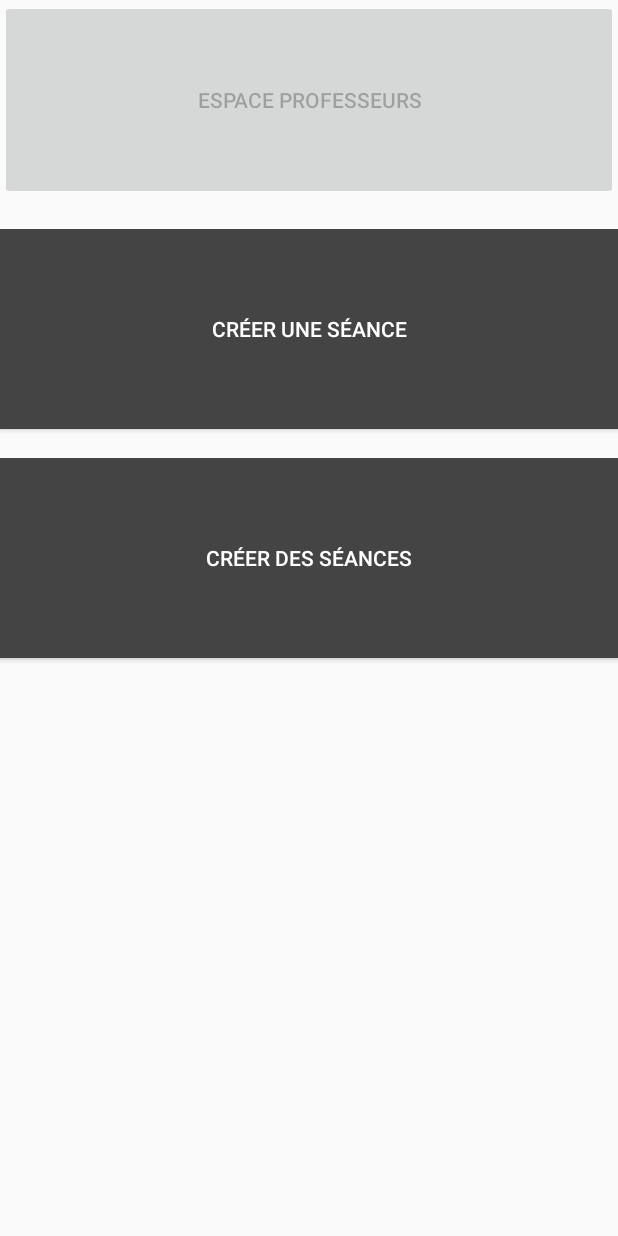
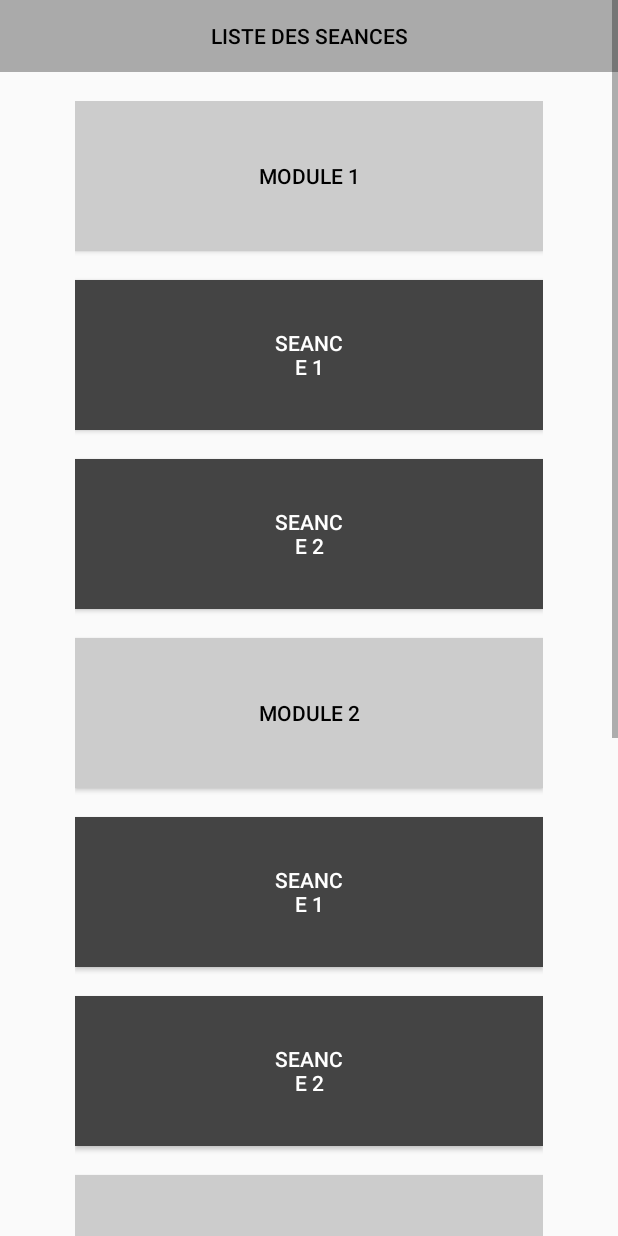
Before and after one commit to sim-fpt-usmba/E_Learning, an Android app: the ProfModuleActivity screen opened directly, with no data from a screen before it, on a phone screen of 412 x 824 dp. Run offline under Robolectric (Android 15) with nearby library versions, the phone set to English and light mode, and no system bars.

Commit message:
Correcting ProfModuleActivity

```diff
--- /dev/null
+++ b/app/src/main/java/ma/ac/usmba/fpt/e_learning/Controller/SemestreController.java
@@ -0,0 +1,34 @@
+package ma.ac.usmba.fpt.e_learning.Controller;
+
+import java.util.ArrayList;
+
+import ma.ac.usmba.fpt.e_learning.Model.Module;
+import ma.ac.usmba.fpt.e_learning.Model.Seance;
+import ma.ac.usmba.fpt.e_learning.Model.Semestre;
+
+public class SemestreController {
+    public static ArrayList<Semestre> setModules (){
+        ArrayList<Semestre> semesters=new ArrayList<Semestre>();
+        semesters.add(new Semestre("Semestre 4"));
+        semesters.add(new Semestre("Semestre 6"));
+        Module m1=new Module("Module 1");
+        Module m2=new Module("Module 2");
+        Module m3=new Module("Module 3");
+        Module m4=new Module("Module 3");
+        Module m5=new Module("Module 5");
+        Module m6=new Module("Module 6");
+        m1.add_seance(new Seance("Seance 1"));
+        m1.add_seance(new Seance("Seance 2"));
+        m2.add_seance(new Seance("Seance 1"));
+        m2.add_seance(new Seance("Seance 2"));
+        m3.add_seance(new Seance("Seance 1"));
+        m3.add_seance(new Seance("Seance 2"));
+        semesters.get(0).add_module(m1);
+        semesters.get(0).add_module(m2);
+        semesters.get(1).add_module(m3);
+        semesters.get(1).add_module(m4);
+        semesters.get(1).add_module(m5);
+        semesters.get(1).add_module(m6);
+        return semesters;
+    }
+}
--- a/app/src/main/java/ma/ac/usmba/fpt/e_learning/EtudiantSemestreActivity.java
+++ b/app/src/main/java/ma/ac/usmba/fpt/e_learning/EtudiantSemestreActivity.java
@@ -11,13 +11,14 @@ import android.widget.TextView;
 
 import java.util.ArrayList;
 
+import ma.ac.usmba.fpt.e_learning.Controller.SemestreController;
 import ma.ac.usmba.fpt.e_learning.Model.Module;
 import ma.ac.usmba.fpt.e_learning.Model.Semestre;
 
 public class EtudiantSemestreActivity extends AppCompatActivity {
     ArrayList<Button> buttonModules_S1  = new ArrayList<Button>();
     ArrayList<Button> buttonModules_S2 = new ArrayList<Button>();
-    ArrayList<Semestre> semesters=new ArrayList<Semestre>();
+    ArrayList<Semestre> semesters;
     ArrayList<Module> modS1;
     ArrayList<Module> modS2;
 
@@ -32,7 +33,9 @@ public class EtudiantSemestreActivity extends AppCompatActivity {
 
         semestre1=(Button)findViewById(R.id.addBtnM_S1);
         semestre2=(Button)findViewById(R.id.addBtnM_S2);
-        setSemesters();
+        semesters= SemestreController.setModules();
+        semestre1.setText(semesters.get(0).get_semestre());
+        semestre2.setText(semesters.get(1).get_semestre());
         semestre1.setOnClickListener(new View.OnClickListener() {
             public void onClick(View v)
             {
@@ -101,25 +104,6 @@ public class EtudiantSemestreActivity extends AppCompatActivity {
         linear1_s2.removeAllViews();
         sem2=true;
     }
-    private void setSemesters(){
-        semesters.add(new Semestre("Semestre 4"));
-        semesters.add(new Semestre("Semestre 6"));
-        Module m1=new Module("Module 1");
-        Module m2=new Module("Module 2");
-        Module m3=new Module("Module 3");
-        Module m4=new Module("Module 3");
-        Module m5=new Module("Module 5");
-        Module m6=new Module("Module 6");
-        semesters.get(0).add_module(m1);
-        semesters.get(0).add_module(m2);
-        semesters.get(1).add_module(m3);
-        semesters.get(1).add_module(m4);
-        semesters.get(1).add_module(m5);
-        semesters.get(1).add_module(m6);
-        semestre1.setText(semesters.get(0).get_semestre());
-        semestre2.setText(semesters.get(1).get_semestre());
-    }
-
 
 
 }
--- a/app/src/main/java/ma/ac/usmba/fpt/e_learning/Model/Module.java
+++ b/app/src/main/java/ma/ac/usmba/fpt/e_learning/Model/Module.java
@@ -1,14 +1,25 @@
 package ma.ac.usmba.fpt.e_learning.Model;
 
+import java.util.ArrayList;
+
 public class Module {
-   private String nom_module;
+    private String nom_module;
+    private ArrayList<Seance> listof_seances;
     public Module() {
 
     }
 
     public Module(String nom_module) {
         this.nom_module = nom_module;
+        listof_seances=new ArrayList<Seance>();
+    }
 
+    public ArrayList<Seance> getListof_seances() {
+        return listof_seances;
+    }
+
+    public void setListof_seances(ArrayList<Seance> listof_seances) {
+        this.listof_seances = listof_seances;
     }
 
     public String getNom_module() {
@@ -18,4 +29,21 @@ public class Module {
     public void setNom_module(String nom_module) {
         this.nom_module = nom_module;
     }
+
+    public void add_seance(Seance sean){
+        if (!exists(this,sean))
+            listof_seances.add(sean);
+    }
+    public void remove_seance(Seance sean){
+        if (exists(this,sean))
+            listof_seances.remove(sean);
+    }
+    public boolean exists(Module m,Seance sean){
+        for(Seance x:m.getListof_seances()){
+            if((x.getNom_seance()).equals(sean.getNom_seance()))
+                return true;
+            break;
+        }
+        return false;
+    }
 }
--- /dev/null
+++ b/app/src/main/java/ma/ac/usmba/fpt/e_learning/Model/Seance.java
@@ -0,0 +1,34 @@
+package ma.ac.usmba.fpt.e_learning.Model;
+
+public class Seance {
+    private String nom_seance;
+    private String intitule_seance;
+    public Seance() {
+
+    }
+
+    public Seance(String nom_seance) {
+        this.nom_seance = nom_seance;
+    }
+
+    public Seance(String nom_seance,String intitule_seance) {
+        this.nom_seance = nom_seance;
+        this.intitule_seance = intitule_seance;
+    }
+
+    public String getIntitule_seance() {
+        return intitule_seance;
+    }
+
+    public void setIntitule_seance(String intitule_seance) {
+        this.intitule_seance = intitule_seance;
+    }
+
+    public String getNom_seance() {
+        return nom_seance;
+    }
+
+    public void setNom_seance(String nom_seance) {
+        this.nom_seance = nom_seance;
+    }
+}
--- a/app/src/main/java/ma/ac/usmba/fpt/e_learning/Model/Semestre.java
+++ b/app/src/main/java/ma/ac/usmba/fpt/e_learning/Model/Semestre.java
@@ -3,8 +3,8 @@ package ma.ac.usmba.fpt.e_learning.Model;
 import java.util.ArrayList;
 
 public class Semestre {
-   private String nom_semestre;
-   private ArrayList<Module> listof_module;
+    private String nom_semestre;
+    private ArrayList<Module> listof_module;
     public Semestre(){
 
     }
@@ -30,18 +30,18 @@ public class Semestre {
     }
 
     public void add_module(Module m){
-        if (!exists(m))
+        if (!exists(this,m))
             listof_module.add(m);
     }
     public void remove_module(Module m){
-        if (exists(m))
+        if (exists(this,m))
             listof_module.remove(m);
     }
-    public boolean exists(Module m){
-        for(Module x:listof_module){
+    public boolean exists(Semestre sem,Module m){
+        for(Module x:sem.getListof_module()){
             if((x.getNom_module()).equals(m.getNom_module()))
                 return true;
-                break;
+            break;
         }
         return false;
     }
--- a/app/src/main/java/ma/ac/usmba/fpt/e_learning/ProfModuleActivity.java
+++ b/app/src/main/java/ma/ac/usmba/fpt/e_learning/ProfModuleActivity.java
@@ -9,40 +9,69 @@ import android.widget.LinearLayout;
 import android.widget.TextView;
 
 import java.util.ArrayList;
+import java.util.Iterator;
+
+import ma.ac.usmba.fpt.e_learning.Controller.SemestreController;
+import ma.ac.usmba.fpt.e_learning.Model.Module;
+import ma.ac.usmba.fpt.e_learning.Model.Seance;
+import ma.ac.usmba.fpt.e_learning.Model.Semestre;
 
 public class ProfModuleActivity extends AppCompatActivity {
-    LinearLayout per1,per2,per3;
-    ArrayList<LinearLayout> Lay = new ArrayList<LinearLayout>();
-    ArrayList<Button> btn  = new ArrayList<Button>();
-    String btnNames[]={"Espace professeurs", "Créer une séance","Créer des séances"};
+    ArrayList<Button> buttonModules;
+    ArrayList<Button> buttonSeances;
+    LinearLayout myLayout;
+    ArrayList<Semestre> semestres;
 
     @Override
     protected void onCreate(Bundle savedInstanceState) {
         super.onCreate(savedInstanceState);
         setContentView(R.layout.activity_prof_module);
 
-        per1=(LinearLayout)findViewById(R.id.parent1);
-        per2=(LinearLayout)findViewById(R.id.parent2);
-        per3=(LinearLayout)findViewById(R.id.parent3);
-        Lay.add(per1); Lay.add(per2); Lay.add(per3);
-        for(int i=0; i<3;i++){
-            btn.add(new Button(this));
-            btn.get(i).setHeight(200);
-            btn.get(i).setWidth(800);
-            btn.get(i).setText(btnNames[i]);
-            btn.get(i).setTag(i);
-            Lay.get(i).addView(btn.get(i));
-            Lay.get(i).addView(new TextView(this));
-        }
-        btn.get(0).setEnabled(false);
-        btn.get(1).setBackgroundColor(Color.DKGRAY);
-        btn.get(1).setTextColor(Color.WHITE);
-        btn.get(2).setBackgroundColor(Color.DKGRAY);
-        btn.get(2).setTextColor(Color.WHITE);
+        semestres = SemestreController.setModules();
+        buttonModules = new ArrayList<Button>();
+        buttonSeances = new ArrayList<Button>();
+        addBTN_Modules();
     }
 
-    private void init_espace(){
+    private void addBTN_Modules(){
+        myLayout =(LinearLayout)findViewById(R.id.moduleLayout1);
+        Iterator<Semestre> iter_sem;
+        Iterator<Module> iter_mod;
+        Iterator<Seance> iter_sean;
+        iter_sem=semestres.iterator();
+        int i=0,k=0;
+        while (iter_sem.hasNext()) {
+            Semestre s=iter_sem.next();
+            iter_mod=s.getListof_module().iterator();
+            while(iter_mod.hasNext()) {
+                Module m=iter_mod.next();
+                buttonModules.add(new Button(this));
+                buttonModules.get(i).setHeight(150);
+                buttonModules.get(i).setPadding(60,0,60,0);
+                buttonModules.get(i).setBackgroundColor(Color.LTGRAY);
+                buttonModules.get(i).setTextColor(Color.BLACK);
+                buttonModules.get(i).setText(m.getNom_module());
+                buttonModules.get(i).setTag(i);
+                myLayout.addView(buttonModules.get(i));
+                myLayout.addView(new TextView(this));
 
+                i++;
+                iter_sean= m.getListof_seances().iterator();
+                while(iter_sean.hasNext()) {
+                    Seance se=iter_sean.next();
+                    buttonSeances.add(new Button(this));
+                    buttonSeances.get(k).setHeight(150);
+                    buttonSeances.get(k).setPadding(200,0,200,0);
+                    buttonSeances.get(k).setBackgroundColor(Color.DKGRAY);
+                    buttonSeances.get(k).setTextColor(Color.WHITE);
+                    buttonSeances.get(k).setText(se.getNom_seance());
+                    buttonSeances.get(k).setTag(k);
+                    myLayout.addView(buttonSeances.get(k));
+                    myLayout.addView(new TextView(this));
+                    k++;
+                }
+            }
+        }
     }
 
 }
--- a/app/src/main/res/layout/activity_prof_module.xml
+++ b/app/src/main/res/layout/activity_prof_module.xml
@@ -1,29 +1,41 @@
 <?xml version="1.0" encoding="utf-8"?>
-<LinearLayout
-    xmlns:android="http://schemas.android.com/apk/res/android"
-    xmlns:tools="http://schemas.android.com/tools"
-    xmlns:app="http://schemas.android.com/apk/res-auto"
+<ScrollView xmlns:android="http://schemas.android.com/apk/res/android"
     android:layout_width="match_parent"
-    android:layout_height="wrap_content"
-    tools:context=".ProfModuleActivity"
-    android:id="@+id/pere"
-    android:orientation="vertical"
-    android:gravity="center"
-    >
-    <LinearLayout
+    android:layout_height="match_parent"
+    android:fillViewport="true">
+
+    <LinearLayout xmlns:tools="http://schemas.android.com/tools"
+        android:layout_width="match_parent"
+        android:layout_height="wrap_content"
+        android:layout_gravity="center_horizontal"
         android:orientation="vertical"
-        android:layout_width="wrap_content"
-        android:layout_height="wrap_content" android:id="@+id/parent1" android:gravity="center"
-        android:layout_gravity="center_horizontal"/>
-    <LinearLayout
-        android:orientation="vertical"
-        android:layout_width="wrap_content"
-        android:layout_height="wrap_content" android:id="@+id/parent2" android:gravity="center"
-        android:layout_gravity="center_horizontal"/>
-    <LinearLayout
-        android:orientation="vertical"
-        android:layout_width="wrap_content"
-        android:layout_height="wrap_content" android:id="@+id/parent3" android:gravity="center"
-        android:layout_gravity="center_horizontal">
+        tools:ignore="MissingDefaultResource">
+
+        <Button
+            android:id="@+id/addBtnSeancesList"
+            android:layout_width="match_parent"
+            android:layout_height="wrap_content"
+            android:background="@android:color/darker_gray"
+            android:enabled="false"
+            android:text="@string/listes_des_sances"
+            android:textColor="@android:color/black" />
+
+
+        <TextView
+            android:id="@+id/textView"
+            android:layout_width="match_parent"
+            android:layout_height="wrap_content" />
+
+        <LinearLayout
+            android:id="@+id/moduleLayout1"
+            android:layout_width="match_parent"
+            android:layout_height="wrap_content"
+            android:layout_gravity="center_horizontal"
+            android:orientation="vertical"
+            android:paddingLeft="50dp"
+            android:paddingRight="50dp">
+
+        </LinearLayout>
+
     </LinearLayout>
-</LinearLayout>
+</ScrollView>
--- a/app/src/main/res/values/strings.xml
+++ b/app/src/main/res/values/strings.xml
@@ -31,4 +31,5 @@
     <string name="REF">REF</string>
     <string name="module">module</string>
     <string name="creer_seance">creer seance</string>
+    <string name="listes_des_sances">liste des seances</string>
 </resources>
```
